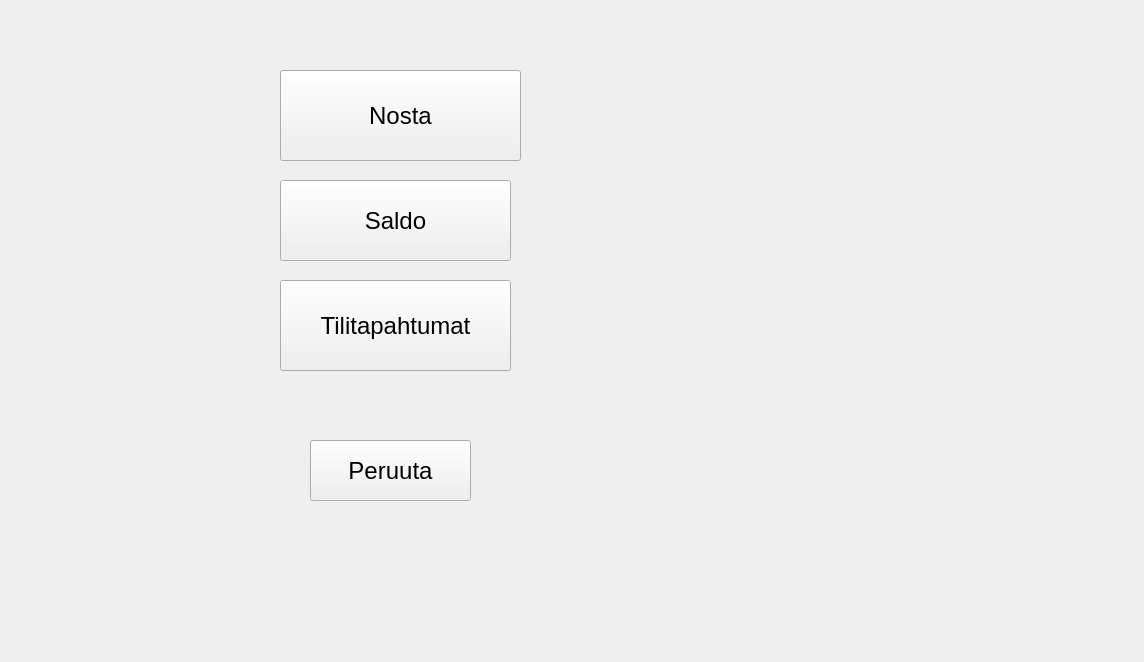
Before: the Qt Designer form PankkiProjekti/valikko.ui in tvt20kmo-ohjelmistokehitysprojekti/Group8, drawn with Qt 5.
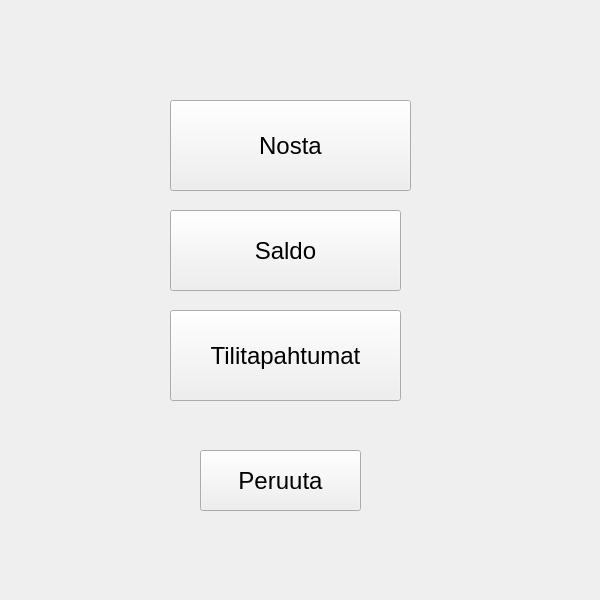
After: the same form once the commit is applied.

The edit to the form file:
```diff
--- a/PankkiProjekti/valikko.ui
+++ b/PankkiProjekti/valikko.ui
@@ -6,8 +6,8 @@
    <rect>
     <x>0</x>
     <y>0</y>
-    <width>1144</width>
-    <height>662</height>
+    <width>600</width>
+    <height>600</height>
    </rect>
   </property>
   <property name="windowTitle">
@@ -16,8 +16,8 @@
   <widget class="QPushButton" name="btnNosta">
    <property name="geometry">
     <rect>
-     <x>280</x>
-     <y>70</y>
+     <x>170</x>
+     <y>100</y>
      <width>241</width>
      <height>91</height>
     </rect>
@@ -34,8 +34,8 @@
   <widget class="QPushButton" name="btnSaldo">
    <property name="geometry">
     <rect>
-     <x>280</x>
-     <y>180</y>
+     <x>170</x>
+     <y>210</y>
      <width>231</width>
      <height>81</height>
     </rect>
@@ -52,8 +52,8 @@
   <widget class="QPushButton" name="btnTilitapahtumat">
    <property name="geometry">
     <rect>
-     <x>280</x>
-     <y>280</y>
+     <x>170</x>
+     <y>310</y>
      <width>231</width>
      <height>91</height>
     </rect>
@@ -70,8 +70,8 @@
   <widget class="QPushButton" name="btnPeruuta">
    <property name="geometry">
     <rect>
-     <x>310</x>
-     <y>440</y>
+     <x>200</x>
+     <y>450</y>
      <width>161</width>
      <height>61</height>
     </rect>
```
